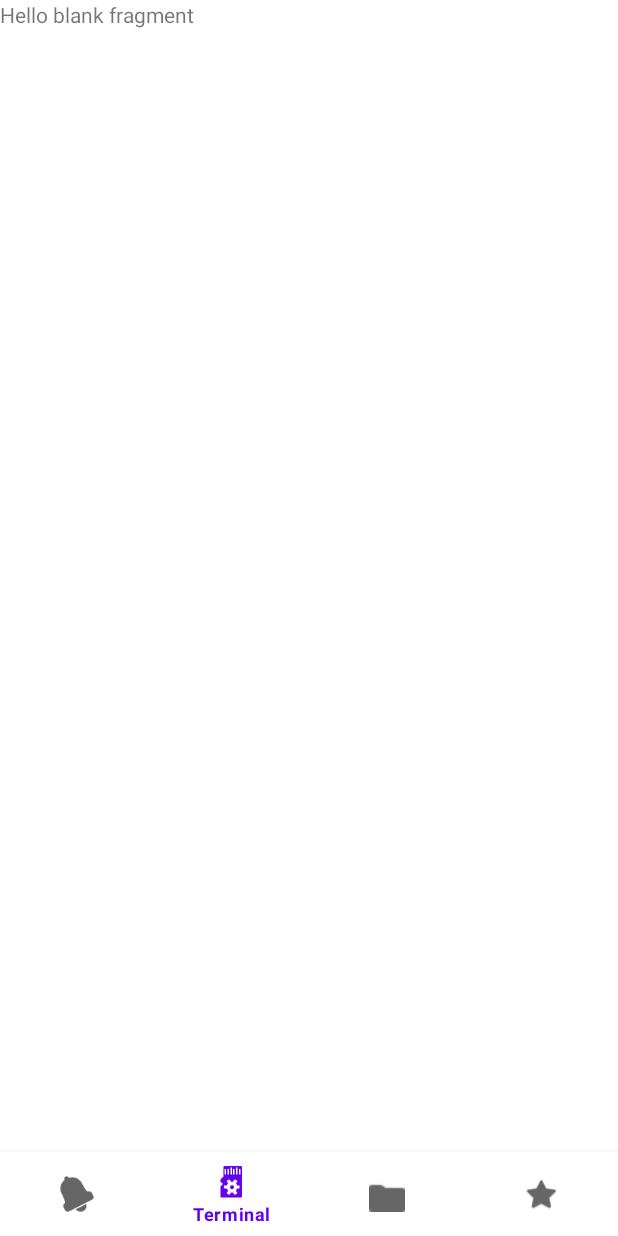
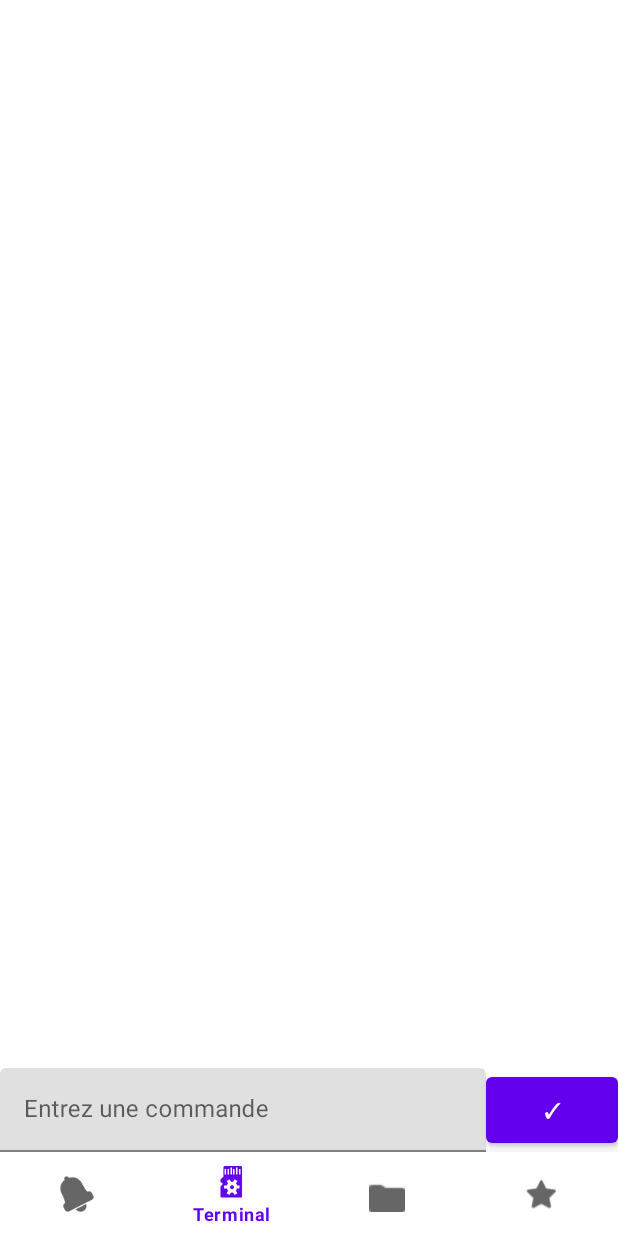
Before and after one commit to Raphiikiki/Anniv_2022_Am, an Android app: the FragmentTerminal screen opened through its navigation route, on a phone screen of 412 x 824 dp. Run offline under Robolectric (Android 15) with nearby library versions, the phone set to English and light mode, and no system bars; our stand-ins replace navigation-ui; Roboto replaces fonts that are not available here.

Commit message:
Création des deux fragments pour les terminaux

```diff
--- a/app/src/main/res/layout/fragment_navigation_terminal.xml
+++ b/app/src/main/res/layout/fragment_navigation_terminal.xml
@@ -1,14 +1,56 @@
 <?xml version="1.0" encoding="utf-8"?>
-<FrameLayout xmlns:android="http://schemas.android.com/apk/res/android"
+<androidx.constraintlayout.widget.ConstraintLayout xmlns:android="http://schemas.android.com/apk/res/android"
+    xmlns:app="http://schemas.android.com/apk/res-auto"
     xmlns:tools="http://schemas.android.com/tools"
     android:layout_width="match_parent"
     android:layout_height="match_parent"
     tools:context=".ui.terminal.FragmentTerminal">
 
-    <!-- TODO: Update blank fragment layout -->
-    <TextView
+    <androidx.constraintlayout.widget.ConstraintLayout
+        android:id="@+id/layout_prompt"
         android:layout_width="match_parent"
-        android:layout_height="match_parent"
-        android:text="@string/hello_blank_fragment" />
+        android:layout_height="0dp"
+        app:layout_constraintBottom_toTopOf="@+id/layout_input"
+        app:layout_constraintEnd_toEndOf="parent"
+        app:layout_constraintStart_toStartOf="parent"
+        app:layout_constraintTop_toTopOf="parent">
 
-</FrameLayout>
+    </androidx.constraintlayout.widget.ConstraintLayout>
+
+    <androidx.constraintlayout.widget.ConstraintLayout
+        android:id="@+id/layout_input"
+        android:layout_width="match_parent"
+        android:layout_height="0dp"
+        app:layout_constraintBottom_toBottomOf="parent"
+        app:layout_constraintEnd_toEndOf="parent"
+        app:layout_constraintStart_toStartOf="parent">
+
+        <com.google.android.material.textfield.TextInputLayout
+            android:id="@+id/layout_inputterminal"
+            android:layout_width="0dp"
+            android:layout_height="wrap_content"
+            app:layout_constraintBottom_toBottomOf="parent"
+            app:layout_constraintEnd_toStartOf="@+id/btn_validateterminal"
+            app:layout_constraintStart_toStartOf="parent"
+            app:layout_constraintTop_toTopOf="parent">
+
+            <com.google.android.material.textfield.TextInputEditText
+                android:id="@+id/input_terminal"
+                android:layout_width="match_parent"
+                android:layout_height="wrap_content"
+                android:hint="@string/terminal_hint"
+                android:inputType="textShortMessage" />
+
+        </com.google.android.material.textfield.TextInputLayout>
+
+        <Button
+            android:id="@+id/btn_validateterminal"
+            android:layout_width="wrap_content"
+            android:layout_height="0dp"
+            android:text="@string/valider"
+            app:layout_constraintBottom_toBottomOf="parent"
+            app:layout_constraintEnd_toEndOf="parent"
+            app:layout_constraintTop_toTopOf="parent" />
+    </androidx.constraintlayout.widget.ConstraintLayout>
+
+</androidx.constraintlayout.widget.ConstraintLayout>
--- a/app/src/main/res/values/strings.xml
+++ b/app/src/main/res/values/strings.xml
@@ -10,6 +10,10 @@
     <!-- Notifications -->
     <string name="derniere_notifs">Vos dernières notifications</string>
 
+    <!-- Terminal -->
+    <string name="terminal_hint">Entrez une commande</string>
+    <string name="valider">✓</string>
+
     <!-- Commun -->
     <string name="placeholder">Placeholder</string>
 
```
Also changed, not shown: app/src/main/java/com/example/anniv_2022_am/ui/terminal/FragmentGraphiqueTerminal.java (added, +66 -0 lines), app/src/main/java/com/example/anniv_2022_am/ui/terminal/FragmentTextTerminal.java (added, +66 -0 lines), app/src/main/res/layout/fragment_graphique_terminal.xml (added, +14 -0 lines), app/src/main/res/layout/fragment_text_terminal.xml (added, +19 -0 lines).
